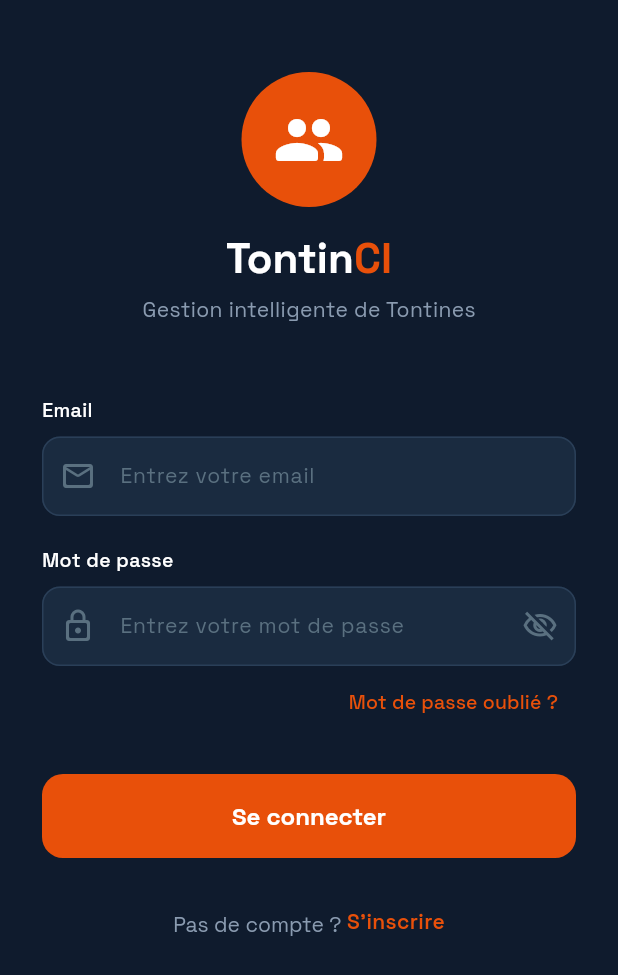
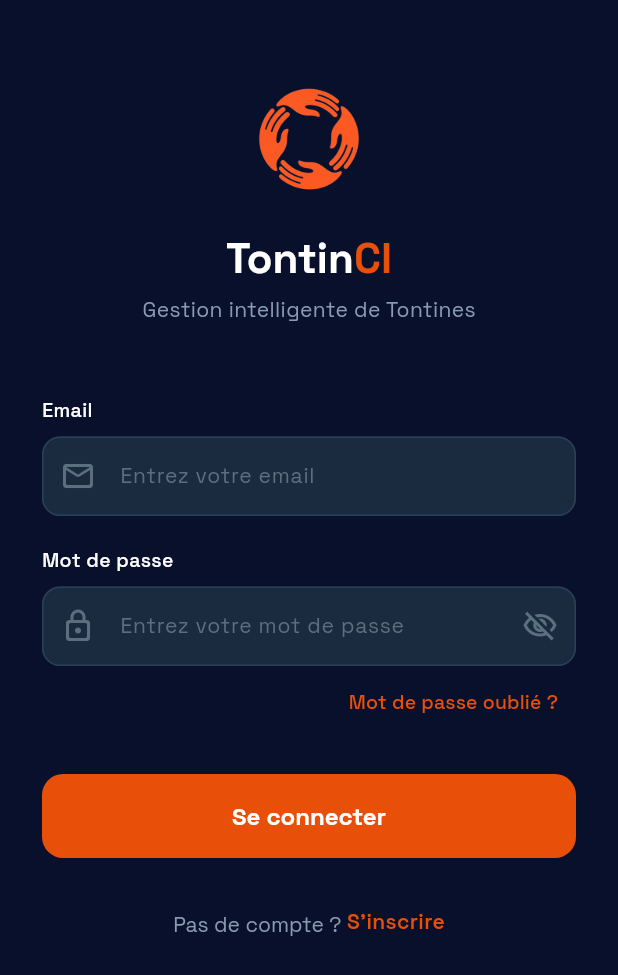
Before and after one commit to YvanOssey/tontinci, a Flutter app: the screen it shows after launch, on a phone screen of 412 x 824 dp. Shown: the top 975 px of the screen. Run offline on Flutter 3.47's test engine with Material 3 defaults, Android fonts, the phone set to English and light mode, and no system bars; our stand-ins replace go_router, google_fonts.

Commit message:
modification du logo et ajustement des couleurs sur la page de connexion

```diff
--- a/lib/core/theme.dart
+++ b/lib/core/theme.dart
@@ -6,7 +6,7 @@ class TColors {
 
   static const primary = Color(0xFFE8500A); // Orange principal
   static const primaryDark = Color(0xFFC44008); // Orange foncé
-  static const bg = Color(0xFF0F1B2D); // Fond sombre bleu nuit
+  static const bg = Color(0xFF08102C); // Fond sombre bleu
   static const surface = Color(0xFF1A2B40); // Surfaces cartes
   static const border = Color(0xFF2A3F58); // Bordures
   static const text = Color(0xFFFFFFFF); // Texte principal
--- a/lib/features/auth/login_screen.dart
+++ b/lib/features/auth/login_screen.dart
@@ -39,18 +39,11 @@ class _LoginScreenState extends State<LoginScreen> {
                 child: Column(
                   children: [
                     // Logo cercle avec mains
-                    Container(
+                    // Logo image
+                    Image.asset(
+                      'assets/images/logo.png',
                       width: 90,
                       height: 90,
-                      decoration: BoxDecoration(
-                        color: TColors.primary,
-                        shape: BoxShape.circle,
-                      ),
-                      child: const Icon(
-                        Icons.people_rounded,
-                        color: Colors.white,
-                        size: 48,
-                      ),
                     ),
                     const SizedBox(height: 16),
 
```
Also changed, not shown: assets/images/logo.png (added).
